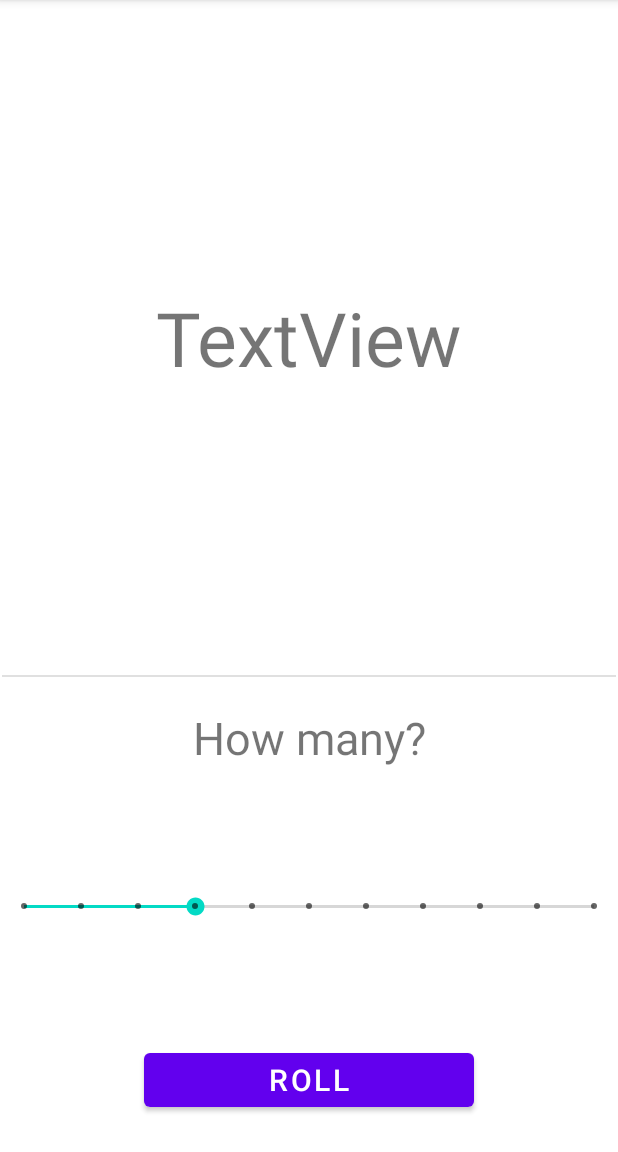
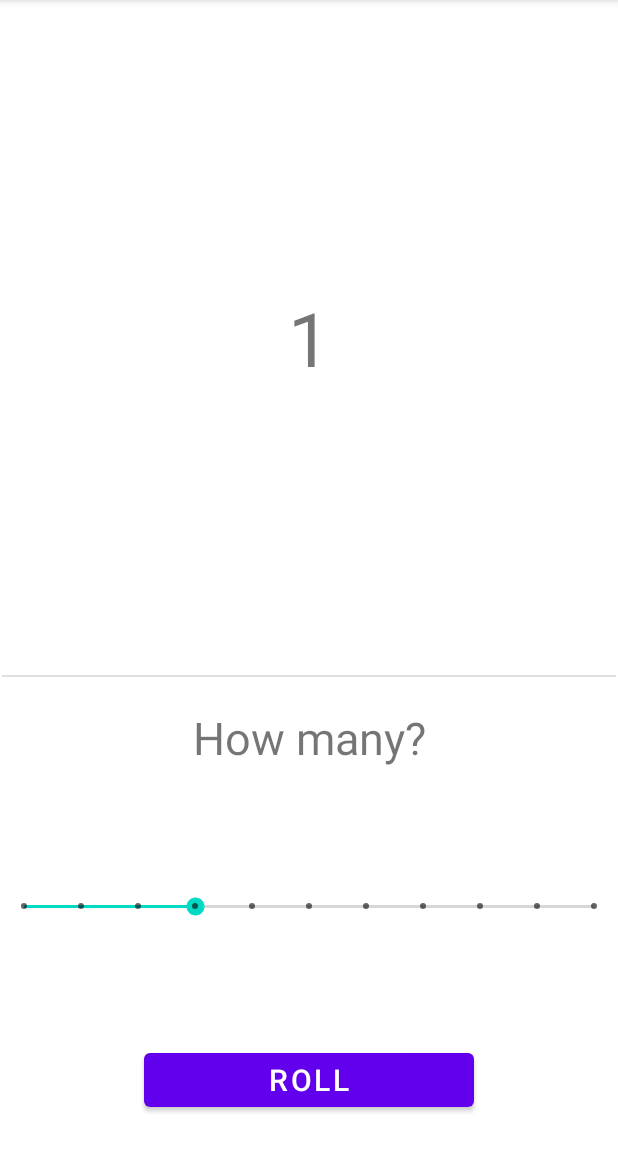
Before and after one commit to tayyabmaqsood/number_generator, an Android app: the screen it shows after launch (MainActivity), after a tap on "ROLL", on a phone screen of 412 x 824 dp, the part 84-1236 px from its top. Run offline under Robolectric (Android 15) with nearby library versions, the phone set to English and light mode, and no system bars.

Commit message:
bugs fixed

```diff
--- a/app/src/main/java/com/example/random_number/MainActivity.java
+++ b/app/src/main/java/com/example/random_number/MainActivity.java
@@ -3,6 +3,7 @@ package com.example.random_number;
 import androidx.appcompat.app.AppCompatActivity;
 
 import android.os.Bundle;
+import android.view.View;
 import android.widget.Button;
 import android.widget.SeekBar;
 import android.widget.TextView;
@@ -22,9 +23,12 @@ public class MainActivity extends AppCompatActivity {
         resultsTextView = (TextView) findViewById(R.id.ResultText);
         seekBar = findViewById(R.id.seekBar);
 
-        rollButton.setOnClickListener(v -> {
-           resultsTextView.setText( (new Random().nextInt(seekBar.getProgress())));
-           resultsTextView.setText('2');
+        rollButton.setOnClickListener(new View.OnClickListener() {
+            @Override
+            public void onClick(View v) {
+                Random random = new Random();
+                resultsTextView.setText( String.valueOf(random.nextInt(seekBar.getProgress())));
+            }
         });
     }
 }
```
